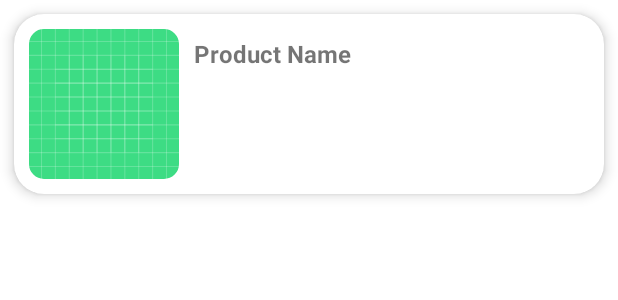
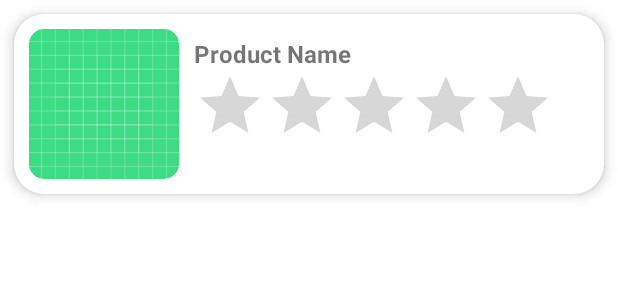
Before and after one commit to ShivangiTiwari10/API-, an Android app: the layout my_api_items.xml on its own in the app's theme, with its tools: preview values and no code run, on a phone screen of 412 x 824 dp. Shown: the top 300 px of the screen. Run offline under Robolectric (Android 15) with nearby library versions, the phone set to English and light mode, and no system bars; network calls fail.

Commit message:
style: add RatingBar bar

```diff
--- a/app/src/main/res/layout/my_api_items.xml
+++ b/app/src/main/res/layout/my_api_items.xml
@@ -1,12 +1,12 @@
 <?xml version="1.0" encoding="utf-8"?>
 <androidx.cardview.widget.CardView xmlns:android="http://schemas.android.com/apk/res/android"
     xmlns:app="http://schemas.android.com/apk/res-auto"
+    android:id="@+id/cardItem"
     android:layout_width="match_parent"
     android:layout_height="wrap_content"
+    android:layout_margin="9dp"
     app:cardCornerRadius="20dp"
-    app:cardElevation="5dp"
-    android:layout_margin="9dp"
-    android:id="@+id/cardItem">
+    app:cardElevation="5dp">
 
     <LinearLayout
         android:layout_width="match_parent"
@@ -14,31 +14,44 @@
         android:orientation="horizontal">
 
         <com.google.android.material.imageview.ShapeableImageView
+            android:id="@+id/productImage"
             android:layout_width="100dp"
             android:layout_height="100dp"
+            android:layout_margin="10dp"
             android:scaleType="centerCrop"
-            android:id="@+id/productImage"
-            android:layout_margin="10dp"
             android:src="@drawable/ic_launcher_background"
-            app:shapeAppearanceOverlay="@style/SoftCorner"
-           >
+            app:shapeAppearanceOverlay="@style/SoftCorner">
 
         </com.google.android.material.imageview.ShapeableImageView>
 
-        <TextView
+        <LinearLayout
             android:layout_width="wrap_content"
             android:layout_height="wrap_content"
+            android:orientation="vertical">
+
+        <TextView
             android:id="@+id/productTitle"
-            android:textStyle="bold"
+            android:layout_width="wrap_content"
+            android:layout_height="wrap_content"
+            android:layout_marginTop="15dp"
+            android:text="@string/product_name"
             android:textSize="16sp"
-            android:text="@string/product_name"
-            android:layout_marginTop="15dp"
-            >
+            android:textStyle="bold">
 
         </TextView>
+
+        <RatingBar
+            android:id="@+id/ratingBar"
+            android:layout_width="wrap_content"
+            android:layout_height="0dp"
+            android:layout_gravity="center_vertical"
+            android:layout_weight="1"
+
+            />
+
+        </LinearLayout>
 
     </LinearLayout>
 
 
-
 </androidx.cardview.widget.CardView>
```
